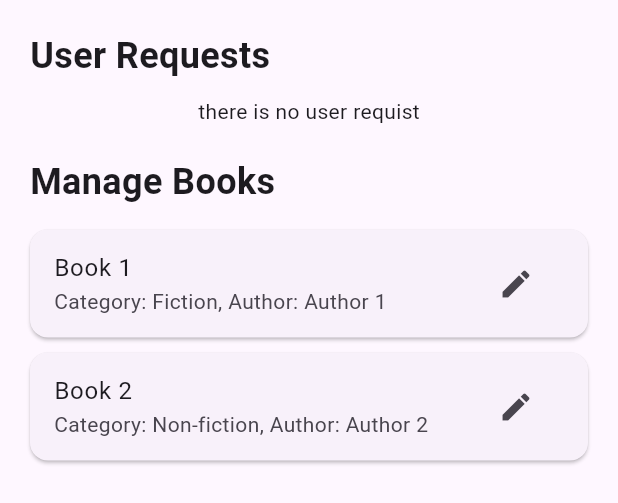
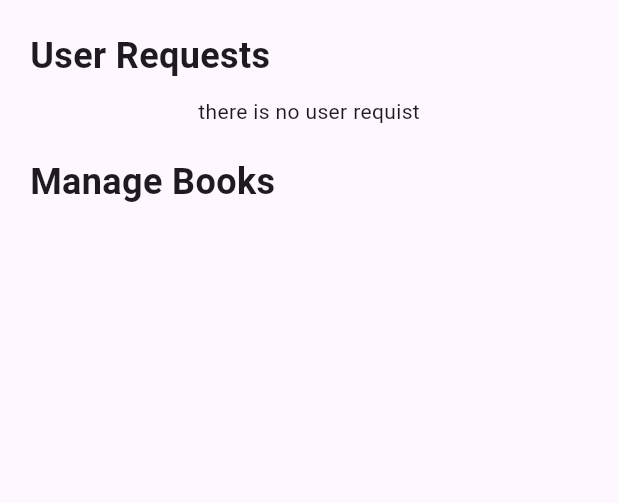
Before and after one commit to ibrahim-atef/e-book, a Flutter app: the DesktopAdminPanel widget shown alone on an empty page, opened directly, on a phone screen of 412 x 824 dp. Shown: the top 503 px of the screen. Run offline on Flutter 3.47's test engine with Material 3 defaults, Android fonts, the phone set to English and light mode, and no system bars; our stand-ins replace cloud_firestore, firebase_auth, firebase_core, firebase_storage, flip_card, get and 2 more; missing offline and left inert: dart:html; accounts and stored records are empty; network calls fail.

Commit message:
add book logic

```diff
--- a/lib/main.dart
+++ b/lib/main.dart
@@ -69,7 +69,7 @@ class MyApp extends StatelessWidget {
     } else if (savedRole == adminCollectionKey) {
       return Routes.adminHomeScreen;
     } else if (savedRole == usersCollectionKey) {
-      return Routes.homeScreen;
+      return Routes.userHomeScreen;
     } else {
       print("Unknown user role: $savedRole. Redirecting to login.");
       return Routes.loginScreen;
--- a/lib/routes/routes.dart
+++ b/lib/routes/routes.dart
@@ -1,7 +1,5 @@
 import 'package:e_book/logic/bindings/admin_home_binding.dart';
-import 'package:e_book/view/screens/admin_screens/admin_home_screen.dart';
-import 'package:e_book/view/screens/home_screen.dart';
-import 'package:e_book/view/screens/user/book_details_screen.dart';
+  import 'package:e_book/view/screens/user/book_details_screen.dart';
 import 'package:e_book/view/screens/user/user_home_screen.dart';
 import 'package:e_book/view/screens/utiles_screen/unauthorized_screen.dart';
 import '../logic/bindings/auth_binding.dart';
@@ -13,8 +11,7 @@ import '../view/screens/utiles_screen/not_activated_screen.dart';
 
 class Routes {
   static const loginScreen = "/loginScreen";
-  static const homeScreen = "/homeScreen";
-  static const adminHomeScreen = "/adminHomeScreen";
+   static const adminHomeScreen = "/adminHomeScreen";
   static const unauthorized = "/unauthorized";
   static const notActivatedScreen = "/notActivatedScreen";
   static const bookDetailsScreen = "/bookDetailsScreen";
@@ -23,11 +20,7 @@ class Routes {
   static final routes = [
     GetPage(
         name: loginScreen, page: () => LoginScreen(), binding: AuthBinding()),
-    GetPage(
-      name: homeScreen,
-      page: () => HomeScreen(),
-      middlewares: [AuthMiddleware()],
-    ),
+
     GetPage(name: adminHomeScreen, page: () => UserHomeScreen(), middlewares: [
       AuthMiddleware(),
     ], bindings: [
@@ -47,7 +40,7 @@ class Routes {
     ),
      GetPage(
       name: userHomeScreen,
-      page: () => UserHomeScreen(),
+      page: () => UserHomeScreen(),middlewares: [AuthMiddleware()],
     ),
   ];
 }
--- a/lib/services/middlewares_services/auth_middleware.dart
+++ b/lib/services/middlewares_services/auth_middleware.dart
@@ -14,10 +14,10 @@ class AuthMiddleware extends GetMiddleware {
     if (route == Routes.adminHomeScreen && authController.isAdminX == false) {
       // Redirect to unauthorized page for regular users
       return RouteSettings(name: '/unauthorized');
-    } else if (route == Routes.homeScreen &&    authController.isAdminX==true) {
+    } else if (route == Routes.userHomeScreen &&    authController.isAdminX==true) {
       // Redirect to unauthorized page for admins
       return  null;
-    }else if (route == Routes.homeScreen && authController.isUserX == false || authController.isAdminX==true) {
+    }else if (route == Routes.userHomeScreen && authController.isUserX == false || authController.isAdminX==true) {
       // Redirect to unauthorized page for admins
       return RouteSettings(name: '/unauthorized');
     }
--- a/lib/view/widgets/admin_panal_widgets/desktop_admin_panel.dart
+++ b/lib/view/widgets/admin_panal_widgets/desktop_admin_panel.dart
@@ -1,3 +1,4 @@
+import 'package:e_book/models/book_model.dart';
 import 'package:flutter/material.dart';
 import 'package:get/get.dart';
 import 'package:intl/intl.dart';
@@ -31,7 +32,9 @@ class DesktopAdminPanel extends StatelessWidget {
           ),
         ),
         SizedBox(height: 10),
-        _buildBookList(), // Function to build the book list
+        _buildBookList(books: []),
+        //TODO:: complete the design and logic here
+        // Function to build the book list
       ],
     );
   }
@@ -84,20 +87,9 @@ class DesktopAdminPanel extends StatelessWidget {
           ));
   }
 
-  Widget _buildBookList() {
+  Widget _buildBookList({required  List<Book> books }) {
     // This is a dummy list of books, replace it with your actual data
-    List<Map<String, dynamic>> books = [
-      {
-        'title': 'Book 1',
-        'category': 'Fiction',
-        'author': 'Author 1',
-      },
-      {
-        'title': 'Book 2',
-        'category': 'Non-fiction',
-        'author': 'Author 2',
-      },
-    ];
+
 
     return SizedBox(
       child: ListView.builder(
@@ -109,9 +101,9 @@ class DesktopAdminPanel extends StatelessWidget {
           return Card(
             margin: EdgeInsets.symmetric(horizontal: 20, vertical: 5),
             child: ListTile(
-              title: Text(book['title']),
+              title: Text(book.title),
               subtitle: Text(
-                  'Category: ${book['category']}, Author: ${book['author']}'),
+                  'Category: ${book.category}, Author: ${book.author}'),
               trailing: IconButton(
                 icon: Icon(Icons.edit),
                 onPressed: () {
--- a/lib/view/widgets/user_widgets/books_listview_item.dart
+++ b/lib/view/widgets/user_widgets/books_listview_item.dart
@@ -19,7 +19,7 @@ class BooksListViewItem extends StatelessWidget {
         Get.toNamed(Routes.bookDetailsScreen);
       },
       child: SizedBox(
-        height: MediaQuery.of(context).size.width * 0.18,
+        height: h * 0.3,
         child: Row(
           children: [
             const Padding(
--- a/pubspec.yaml
+++ b/pubspec.yaml
@@ -47,13 +47,13 @@ dependencies:
   lottie:
   flutter_svg:
   shared_preferences:
-<<<<<<< HEAD
+
   file_picker:
   path:
 
-=======
+
   font_awesome_flutter: ^10.7.0
->>>>>>> origin/afroto
+
 
 
 dev_dependencies:
```
Also changed, not shown: lib/logic/controllers/auth_controller.dart (+2 -13 lines), lib/view/screens/home_screen.dart (deleted, +0 -14 lines), pubspec.lock.
